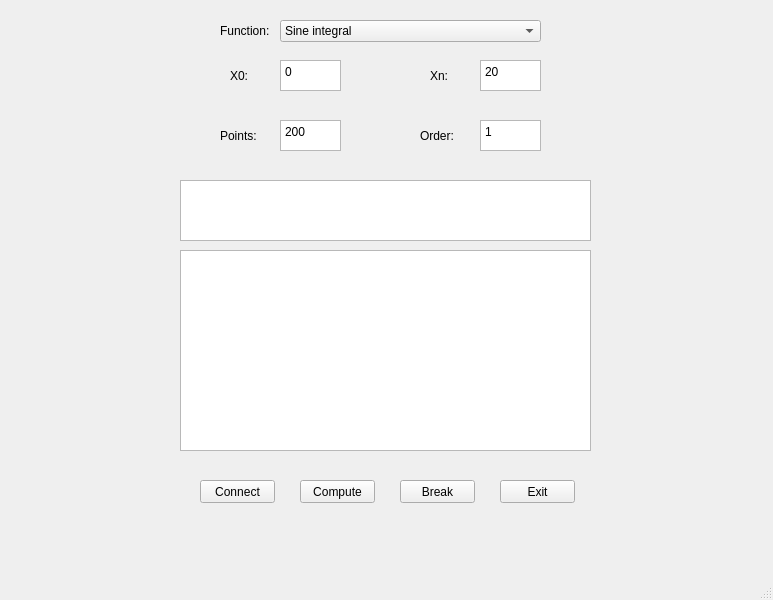
Before: the Qt Designer form mainwindow.ui in songmeo/SpecialFunPipeServer, drawn with Qt 5.
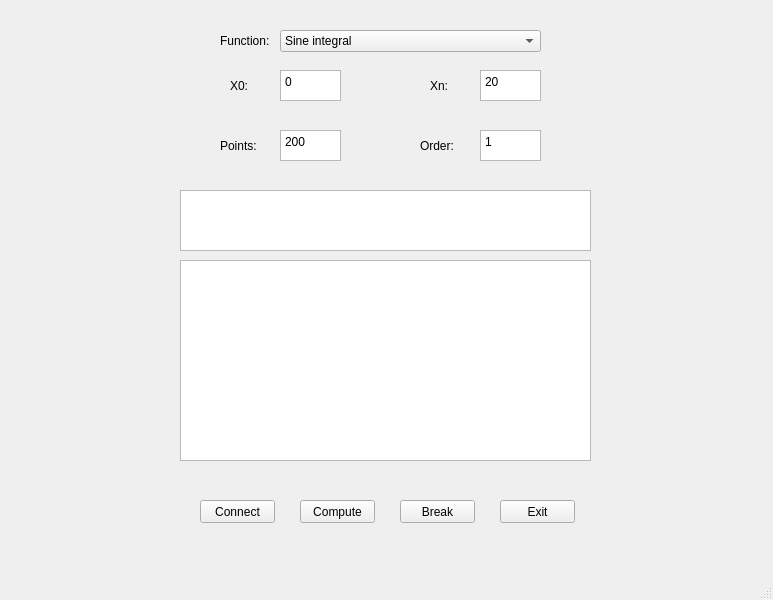
After: the same form once the commit is applied.

Commit message: trying to send msg to server

Patch:
```diff
--- a/mainwindow.ui
+++ b/mainwindow.ui
@@ -18,7 +18,7 @@
     <property name="geometry">
      <rect>
       <x>190</x>
-      <y>0</y>
+      <y>10</y>
       <width>391</width>
       <height>171</height>
      </rect>
@@ -176,21 +176,11 @@
      </property>
     </widget>
    </widget>
-   <widget class="QTextBrowser" name="msg">
-    <property name="geometry">
-     <rect>
-      <x>180</x>
-      <y>180</y>
-      <width>411</width>
-      <height>61</height>
-     </rect>
-    </property>
-   </widget>
    <widget class="QWidget" name="controller_widget" native="true">
     <property name="geometry">
      <rect>
       <x>180</x>
-      <y>450</y>
+      <y>470</y>
       <width>411</width>
       <height>81</height>
      </rect>
@@ -248,15 +238,35 @@
      </property>
     </widget>
    </widget>
-   <widget class="QGraphicsView" name="graph_view">
+   <widget class="QWidget" name="display_widget" native="true">
     <property name="geometry">
      <rect>
-      <x>180</x>
-      <y>250</y>
-      <width>411</width>
-      <height>201</height>
+      <x>160</x>
+      <y>180</y>
+      <width>451</width>
+      <height>291</height>
      </rect>
     </property>
+    <widget class="QTextBrowser" name="msg">
+     <property name="geometry">
+      <rect>
+       <x>20</x>
+       <y>10</y>
+       <width>411</width>
+       <height>61</height>
+      </rect>
+     </property>
+    </widget>
+    <widget class="QGraphicsView" name="graph_view">
+     <property name="geometry">
+      <rect>
+       <x>20</x>
+       <y>80</y>
+       <width>411</width>
+       <height>201</height>
+      </rect>
+     </property>
+    </widget>
    </widget>
   </widget>
   <widget class="QMenuBar" name="menubar">
```
The commit also changes 2 other files.
